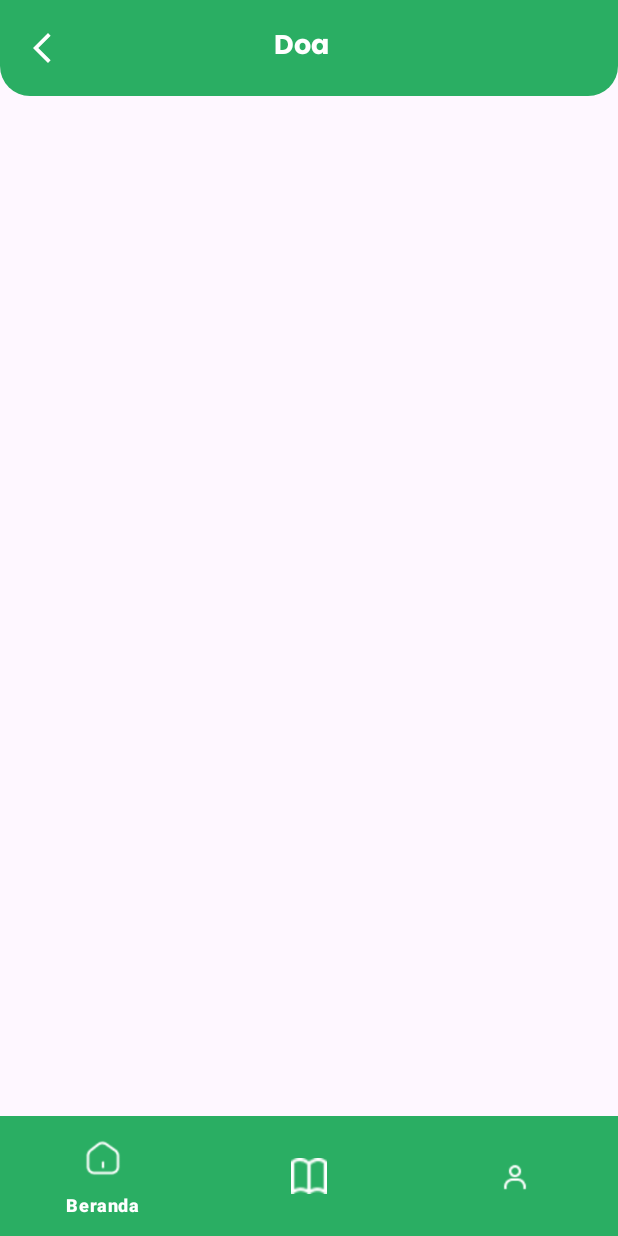
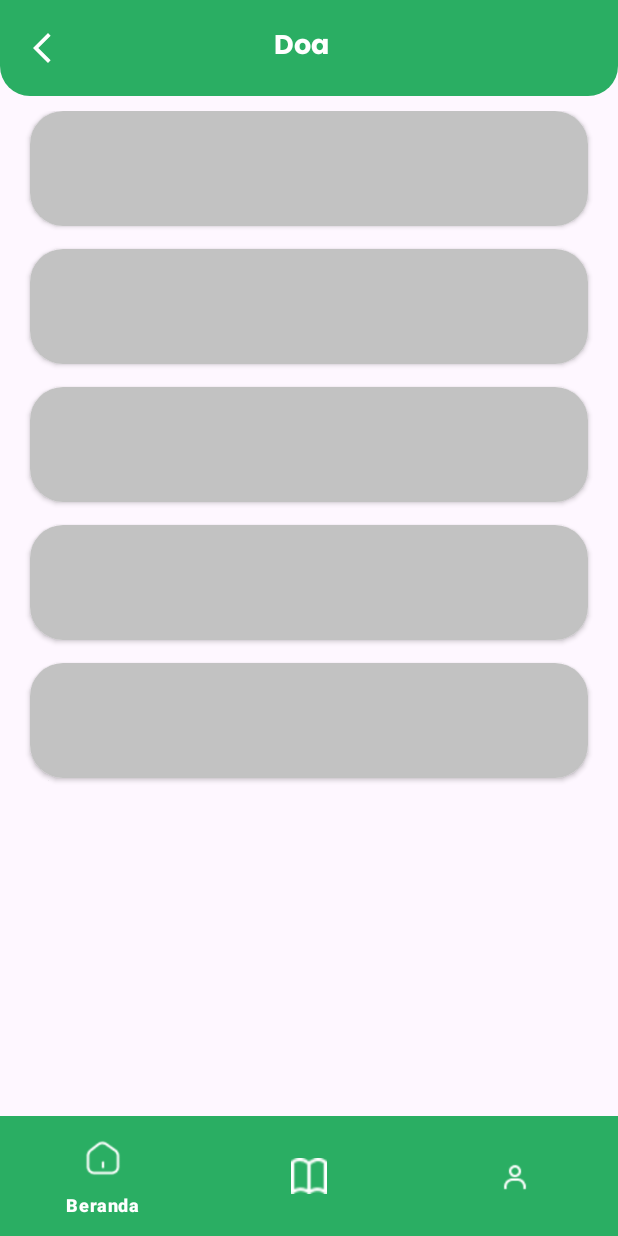
Before and after one commit to ardenaAfif/Tajwidify, an Android app: the fragment SubMateriFragment placed in its activity, on a phone screen of 412 x 824 dp. Run offline under Robolectric (Android 15) with nearby library versions, the phone set to English and light mode, and no system bars; our stand-ins replace Dagger/Hilt's generated code, Firebase (no records; nobody signed in at launch, a user with empty details on screens opened directly), Shimmer, navigation-ui; 4 statements that could not run were skipped.

Commit message:
[Add] Added subMateri

```diff
--- a/app/src/main/java/com/kuliah/pkm/tajwidify/adapter/MateriAdapter.kt
+++ b/app/src/main/java/com/kuliah/pkm/tajwidify/adapter/MateriAdapter.kt
@@ -10,7 +10,7 @@ import androidx.recyclerview.widget.RecyclerView
 import com.bumptech.glide.Glide
 import com.kuliah.pkm.tajwidify.data.Materi
 import com.kuliah.pkm.tajwidify.databinding.ItemMateriBinding
-import com.kuliah.pkm.tajwidify.ui.materi.submateri.SubMateriFragmentDirections
+import com.kuliah.pkm.tajwidify.ui.home.HomeFragmentDirections
 
 class MateriAdapter (private val context: Context) :
     RecyclerView.Adapter<MateriAdapter.MateriViewHolder>() {
@@ -57,7 +57,7 @@ class MateriAdapter (private val context: Context) :
         holder.bind(materi)
 
         holder.itemView.setOnClickListener {
-            val action = SubMateriFragmentDirections.actionSubMateriFragmentToModulFragment()
+            val action = HomeFragmentDirections.actionHomeFragmentToSubMateriFragment(materi)
             holder.itemView.findNavController().navigate(action)
         }
     }
--- a/app/src/main/java/com/kuliah/pkm/tajwidify/adapter/SubMateriAdapter.kt
+++ b/app/src/main/java/com/kuliah/pkm/tajwidify/adapter/SubMateriAdapter.kt
@@ -21,7 +21,8 @@ class SubMateriAdapter(private val context: Context) :
                     tvTitle.text = subMateri.title
 
                     Glide.with(itemView)
-                        .load(subMateri.imageUrl)
+                        .load(subMateri.imgUrl)
+                        .centerCrop()
                         .into(ivSubmateri)
                 }
             }
--- a/app/src/main/java/com/kuliah/pkm/tajwidify/data/Materi.kt
+++ b/app/src/main/java/com/kuliah/pkm/tajwidify/data/Materi.kt
@@ -10,7 +10,7 @@ data class Materi(
     val materiId: String,
     val isPretest: Boolean,
     val imgUrl: String,
-    val questions: Long,
+    val question: Long,
     val title: String,
     val urutan: Int
 ) : Parcelable {
--- a/app/src/main/java/com/kuliah/pkm/tajwidify/data/SubMateri.kt
+++ b/app/src/main/java/com/kuliah/pkm/tajwidify/data/SubMateri.kt
@@ -8,10 +8,9 @@ import kotlinx.parcelize.Parcelize
 data class SubMateri(
     @DocumentId
     val subMateriId: String,
-    val category: String,
-    val imageUrl: String,
+    val imgUrl: String,
     val title: String,
     val urutan: Long
 ) : Parcelable {
-    constructor() : this("","", "", "", 0L)
+    constructor() : this("", "", "", 0L)
 }
--- a/app/src/main/java/com/kuliah/pkm/tajwidify/firebase/FirebaseCommon.kt
+++ b/app/src/main/java/com/kuliah/pkm/tajwidify/firebase/FirebaseCommon.kt
@@ -12,6 +12,7 @@ class FirebaseCommon {
         return firestore.collection("modul")
             .document(subMateriId)
             .collection("subModul")
+            .orderBy("urutan")
             .get().await()
     }
 
--- a/app/src/main/java/com/kuliah/pkm/tajwidify/ui/materi/submateri/SubMateriFragment.kt
+++ b/app/src/main/java/com/kuliah/pkm/tajwidify/ui/materi/submateri/SubMateriFragment.kt
@@ -5,23 +5,28 @@ import android.util.Log
 import android.view.LayoutInflater
 import android.view.View
 import android.view.ViewGroup
+import android.widget.Toast
 import androidx.fragment.app.Fragment
 import androidx.fragment.app.viewModels
 import androidx.lifecycle.lifecycleScope
+import androidx.navigation.NavArgs
+import androidx.navigation.fragment.findNavController
+import androidx.navigation.fragment.navArgs
 import androidx.recyclerview.widget.LinearLayoutManager
 import com.kuliah.pkm.tajwidify.adapter.SubMateriAdapter
 import com.kuliah.pkm.tajwidify.data.SubMateri
 import com.kuliah.pkm.tajwidify.databinding.FragmentSubMateriBinding
 import com.kuliah.pkm.tajwidify.utils.Resource
+import dagger.hilt.android.AndroidEntryPoint
 import kotlinx.coroutines.flow.collectLatest
-import kotlinx.coroutines.launch
 
+@AndroidEntryPoint
 class SubMateriFragment : Fragment() {
 
     private lateinit var binding: FragmentSubMateriBinding
     private lateinit var subMateriAdapter: SubMateriAdapter
-    private val viewModel: SubMateriViewModel by viewModels()
-    private lateinit var subMateri: SubMateri
+    private val viewModel by viewModels<SubMateriViewModel>()
+    private val args: SubMateriFragmentArgs by navArgs()
 
     override fun onCreateView(
         inflater: LayoutInflater, container: ViewGroup?,
@@ -34,38 +39,47 @@ class SubMateriFragment : Fragment() {
     override fun onViewCreated(view: View, savedInstanceState: Bundle?) {
         super.onViewCreated(view, savedInstanceState)
 
-        subMateri = arguments?.getParcelable("SubMateri") ?: SubMateri()
-        setupRv()
-        observeSubMateri()
+        val materi = args.subMateri
+        viewModel.setSubMateri(materi)
+        setupRvSubMateri()
+        subMateriSetup()
+        customToolbar()
     }
 
-    private fun observeSubMateri() {
-        val category = arguments?.let { SubMateriFragmentArgs.fromBundle(it).category } ?: ""
+    private fun customToolbar() {
+        val materi = args.subMateri
 
-        viewModel.fetchSubMateri(category)
+        binding.apply {
+            toolbar.navBack.setOnClickListener {
+                findNavController().navigateUp()
+            }
+            toolbar.tvToolbarName.text = materi.title
+        }
+    }
 
-        lifecycleScope.launch {
-            viewModel.subMateriList.collectLatest { resource ->
-                when(resource) {
+    private fun subMateriSetup() {
+        lifecycleScope.launchWhenStarted {
+            viewModel.subMateriList.collectLatest {
+                when(it) {
                     is Resource.Loading -> {
-                        binding.progressBar.visibility = View.VISIBLE
+                        showLoading()
                     }
                     is Resource.Success -> {
-                        binding.progressBar.visibility = View.GONE
-                        subMateriAdapter.differ.submitList(resource.data)
+                        hideLoading()
+                        subMateriAdapter.differ.submitList(it.data)
                     }
                     is Resource.Error -> {
-                        binding.progressBar.visibility = View.GONE
-                        Log.e("SubMateri", resource.message.toString())
+                        hideLoading()
+                        Log.e("Sub Materi", it.message.toString())
+                        Toast.makeText(requireContext(), it.message, Toast.LENGTH_SHORT).show()
                     }
-
                     else -> Unit
                 }
             }
         }
     }
 
-    private fun setupRv() {
+    private fun setupRvSubMateri() {
         subMateriAdapter = SubMateriAdapter(requireContext())
 
         binding.rvSubMateri.apply {
@@ -75,4 +89,18 @@ class SubMateriFragment : Fragment() {
 
     }
 
+    private fun showLoading() {
+        binding.apply {
+            shimmerFrame.visibility = View.VISIBLE
+            shimmerFrame.startShimmer()
+        }
+    }
+
+    private fun hideLoading() {
+        binding.apply{
+            shimmerFrame.stopShimmer()
+            shimmerFrame.visibility = View.GONE
+        }
+    }
+
 }
--- a/app/src/main/java/com/kuliah/pkm/tajwidify/ui/materi/submateri/SubMateriViewModel.kt
+++ b/app/src/main/java/com/kuliah/pkm/tajwidify/ui/materi/submateri/SubMateriViewModel.kt
@@ -2,27 +2,41 @@ package com.kuliah.pkm.tajwidify.ui.materi.submateri
 
 import androidx.lifecycle.ViewModel
 import androidx.lifecycle.viewModelScope
-import com.google.firebase.firestore.FirebaseFirestore
+import com.kuliah.pkm.tajwidify.data.Materi
 import com.kuliah.pkm.tajwidify.data.SubMateri
+import com.kuliah.pkm.tajwidify.firebase.FirebaseCommon
 import com.kuliah.pkm.tajwidify.utils.Resource
+import dagger.hilt.android.lifecycle.HiltViewModel
 import kotlinx.coroutines.flow.MutableStateFlow
 import kotlinx.coroutines.flow.StateFlow
 import kotlinx.coroutines.launch
-import kotlinx.coroutines.tasks.await
+import javax.inject.Inject
 
-class SubMateriViewModel : ViewModel() {
+@HiltViewModel
+class SubMateriViewModel @Inject constructor(
+    private val firebaseCommon: FirebaseCommon
+) : ViewModel() {
 
     private val _subMateriList = MutableStateFlow<Resource<List<SubMateri>>>(Resource.Unspecified())
     val subMateriList: StateFlow<Resource<List<SubMateri>>> = _subMateriList
 
-    private val firestore = FirebaseFirestore.getInstance()
-    private val subMateriCollection = firestore.collection("materi")
+    var materi: Materi? = null
 
-    fun fetchSubMateri(category: String) {
+//    init {
+//        fetchSubMateri()
+//    }
+
+    fun setSubMateri(materi: Materi) {
+        this.materi = materi
+        fetchSubMateri()
+    }
+
+    private fun fetchSubMateri() {
+        materi?.let {
             viewModelScope.launch {
                 _subMateriList.emit(Resource.Loading())
                 try {
-                val result = subMateriCollection.whereEqualTo("category", category).get().await()
+                    val result = firebaseCommon.getSubMateri(materi!!.materiId)
                     val subMateriList = result.toObjects(SubMateri::class.java)
                     _subMateriList.emit(Resource.Success(subMateriList))
                 } catch (e: Exception) {
@@ -30,4 +44,6 @@ class SubMateriViewModel : ViewModel() {
                 }
             }
         }
+
     }
+}
--- a/app/src/main/res/layout/fragment_home.xml
+++ b/app/src/main/res/layout/fragment_home.xml
@@ -93,6 +93,9 @@
             <include layout="@layout/item_shimer"/>
             <include layout="@layout/item_shimer"/>
             <include layout="@layout/item_shimer"/>
+            <include layout="@layout/item_shimer"/>
+            <include layout="@layout/item_shimer"/>
+            <include layout="@layout/item_shimer"/>
         </LinearLayout>
     </com.facebook.shimmer.ShimmerFrameLayout>
 
--- a/app/src/main/res/layout/fragment_sub_materi.xml
+++ b/app/src/main/res/layout/fragment_sub_materi.xml
@@ -25,13 +25,26 @@
         app:layout_constraintStart_toStartOf="parent"
         app:layout_constraintTop_toBottomOf="@+id/toolbar" />
 
-    <ProgressBar
-        android:id="@+id/progressBar"
-        android:layout_width="wrap_content"
-        android:layout_height="wrap_content"
-        android:visibility="visible"
+    <com.facebook.shimmer.ShimmerFrameLayout
+        android:id="@+id/shimmerFrame"
+        android:layout_width="0dp"
+        android:layout_height="0dp"
+        android:layout_marginTop="10dp"
+        app:layout_constraintBottom_toBottomOf="parent"
+        app:layout_constraintEnd_toEndOf="parent"
         app:layout_constraintStart_toStartOf="parent"
-        app:layout_constraintEnd_toEndOf="parent"
-        app:layout_constraintTop_toTopOf="parent"
-        app:layout_constraintBottom_toBottomOf="parent"/>
+        app:layout_constraintTop_toBottomOf="@+id/toolbar">
+
+        <LinearLayout
+            android:layout_width="match_parent"
+            android:layout_height="wrap_content"
+            android:orientation="vertical">
+
+            <include layout="@layout/item_shimer"/>
+            <include layout="@layout/item_shimer"/>
+            <include layout="@layout/item_shimer"/>
+            <include layout="@layout/item_shimer"/>
+            <include layout="@layout/item_shimer"/>
+        </LinearLayout>
+    </com.facebook.shimmer.ShimmerFrameLayout>
 </androidx.constraintlayout.widget.ConstraintLayout>
--- a/app/src/main/res/navigation/nav_home.xml
+++ b/app/src/main/res/navigation/nav_home.xml
@@ -32,8 +32,8 @@
             android:id="@+id/action_homeFragment_to_subMateriFragment"
             app:destination="@id/subMateriFragment" />
         <argument
-            android:name="subMateri"
-            app:argType="com.kuliah.pkm.tajwidify.data.SubMateri" />
+            android:name="Materi"
+            app:argType="com.kuliah.pkm.tajwidify.data.Materi" />
     </fragment>
     <fragment
         android:id="@+id/profileFragment"
@@ -50,10 +50,7 @@
             app:destination="@id/modulFragment" />
         <argument
             android:name="subMateri"
-            app:argType="com.kuliah.pkm.tajwidify.data.SubMateri" />
-        <argument
-            android:name="category"
-            app:argType="string" />
+            app:argType="com.kuliah.pkm.tajwidify.data.Materi" />
     </fragment>
     <fragment
         android:id="@+id/modulFragment"
```
Lines whose indentation alone changed are shown as unchanged.
